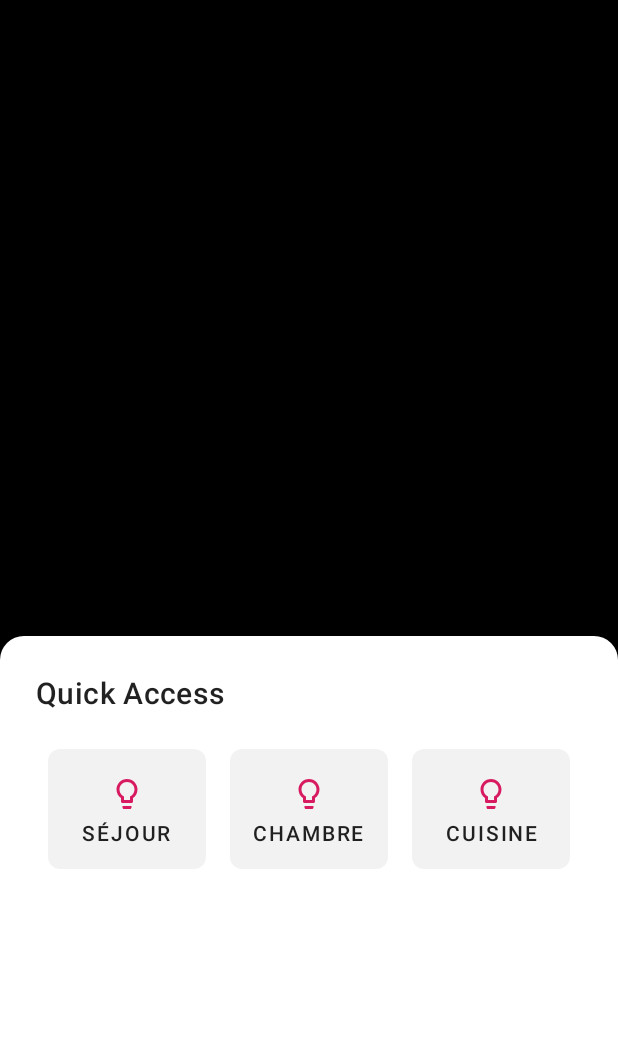
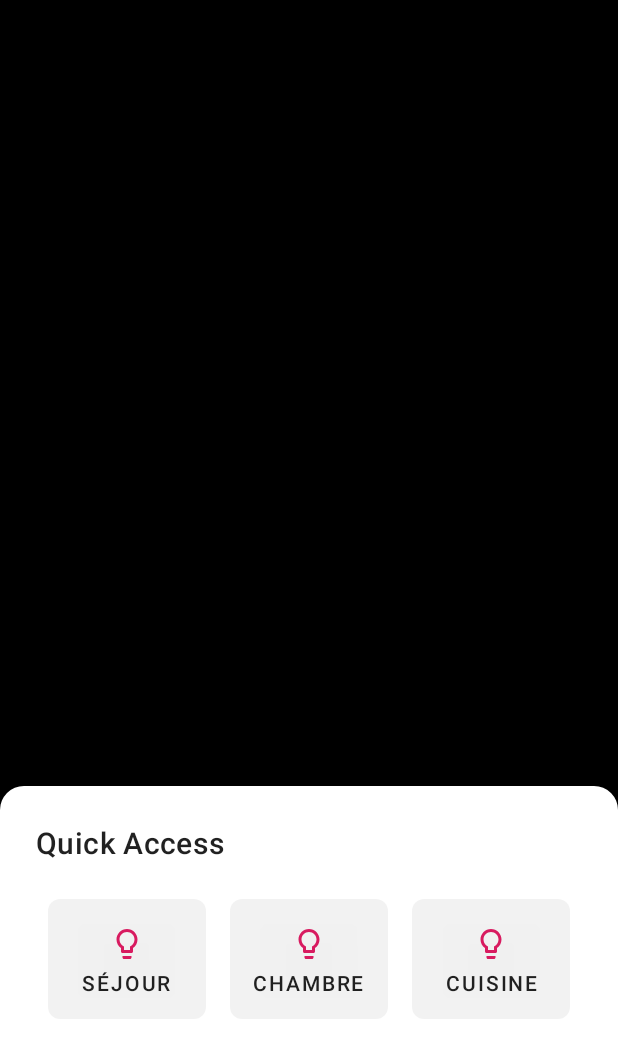
Before and after one commit to outadoc/home-slide-android, an Android app: the QuickAccessFragment screen opened directly, with no data from a screen before it, on a phone screen of 412 x 824 dp. Shown: the top 1058 px of the screen. Run offline under Robolectric (Android 15) with nearby library versions, the phone set to English and light mode, and no system bars.

Commit message:
Improve layout a little

```diff
--- a/app/src/main/res/layout/fragment_quick_access.xml
+++ b/app/src/main/res/layout/fragment_quick_access.xml
@@ -12,7 +12,7 @@
         android:layout_width="match_parent"
         android:layout_height="match_parent"
         android:background="@drawable/popup_background"
-        app:behavior_peekHeight="400dp"
+        app:behavior_peekHeight="300dp"
         app:layout_behavior="com.google.android.material.bottomsheet.BottomSheetBehavior">
 
         <LinearLayout
--- a/app/src/main/res/layout/item_shortcut.xml
+++ b/app/src/main/res/layout/item_shortcut.xml
@@ -4,28 +4,30 @@
     android:layout_width="match_parent"
     android:layout_height="80dp"
     android:layout_margin="8dp"
-    android:gravity="center"
+    android:background="@drawable/shortcut_item_background"
     android:clickable="true"
+    android:elevation="1dp"
     android:focusable="true"
     android:foreground="?selectableItemBackgroundBorderless"
-    android:background="@drawable/shortcut_item_background"
+    android:gravity="center"
     android:orientation="vertical">
 
     <ImageView
         android:id="@+id/imageView_shortcut_icon"
         android:layout_width="wrap_content"
         android:layout_height="32dp"
+        android:layout_gravity="center_horizontal"
         android:src="@drawable/ic_lightbulb"
-        android:layout_gravity="center_horizontal"
         android:tint="@color/colorAccent"
         tools:ignore="ContentDescription" />
 
     <TextView
         android:id="@+id/tv_shortcut_label"
         android:layout_width="wrap_content"
+        android:layout_height="wrap_content"
         android:layout_gravity="center_horizontal"
         android:gravity="center_horizontal"
-        android:layout_height="wrap_content"
+        android:maxLines="1"
         android:textAppearance="?textAppearanceButton" />
 
 </LinearLayout>
```
